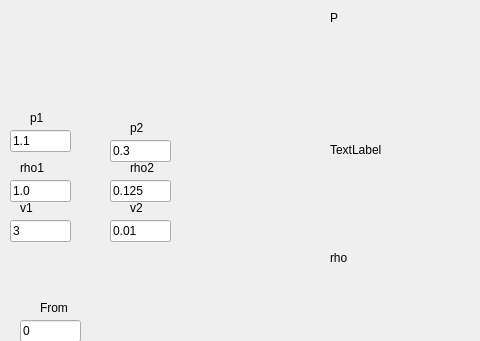
Qt form Soda/mainwindow.ui (TrusovKV/MMD_OOP) before a commit; both pictures show x 0 to 480 and y 0 to 341 of the 1067 by 767 pixel window.
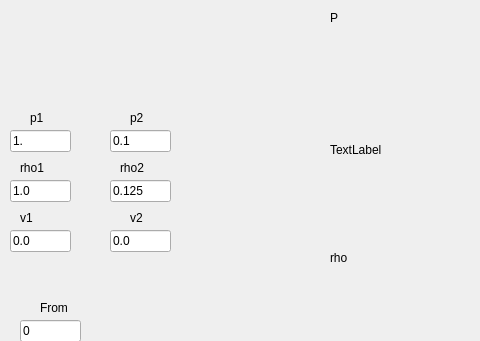
The same form after that commit.

The edit to the form file:
```diff
--- a/Soda/mainwindow.ui
+++ b/Soda/mainwindow.ui
@@ -18,20 +18,20 @@
     <property name="geometry">
      <rect>
       <x>10</x>
-      <y>220</y>
+      <y>230</y>
       <width>61</width>
       <height>22</height>
      </rect>
     </property>
     <property name="text">
-     <string>3</string>
+     <string>0.0</string>
     </property>
    </widget>
    <widget class="QLabel" name="label_3">
     <property name="geometry">
      <rect>
       <x>20</x>
-      <y>200</y>
+      <y>210</y>
       <width>31</width>
       <height>16</height>
      </rect>
@@ -69,7 +69,7 @@
    <widget class="QLabel" name="label_4">
     <property name="geometry">
      <rect>
-      <x>130</x>
+      <x>120</x>
       <y>160</y>
       <width>31</width>
       <height>16</height>
@@ -128,7 +128,7 @@
      </rect>
     </property>
     <property name="text">
-     <string>1.1</string>
+     <string>1.</string>
     </property>
    </widget>
    <widget class="QLabel" name="label_8">
@@ -161,20 +161,20 @@
     <property name="geometry">
      <rect>
       <x>110</x>
-      <y>220</y>
+      <y>230</y>
       <width>61</width>
       <height>22</height>
      </rect>
     </property>
     <property name="text">
-     <string>0.01</string>
+     <string>0.0</string>
     </property>
    </widget>
    <widget class="QLabel" name="label_6">
     <property name="geometry">
      <rect>
       <x>130</x>
-      <y>200</y>
+      <y>210</y>
       <width>31</width>
       <height>16</height>
      </rect>
@@ -213,13 +213,13 @@
     <property name="geometry">
      <rect>
       <x>110</x>
-      <y>140</y>
+      <y>130</y>
       <width>61</width>
       <height>22</height>
      </rect>
     </property>
     <property name="text">
-     <string>0.3</string>
+     <string>0.1</string>
     </property>
    </widget>
    <widget class="QLabel" name="label">
@@ -265,7 +265,7 @@
     <property name="geometry">
      <rect>
       <x>130</x>
-      <y>120</y>
+      <y>110</y>
       <width>31</width>
       <height>16</height>
      </rect>
```
